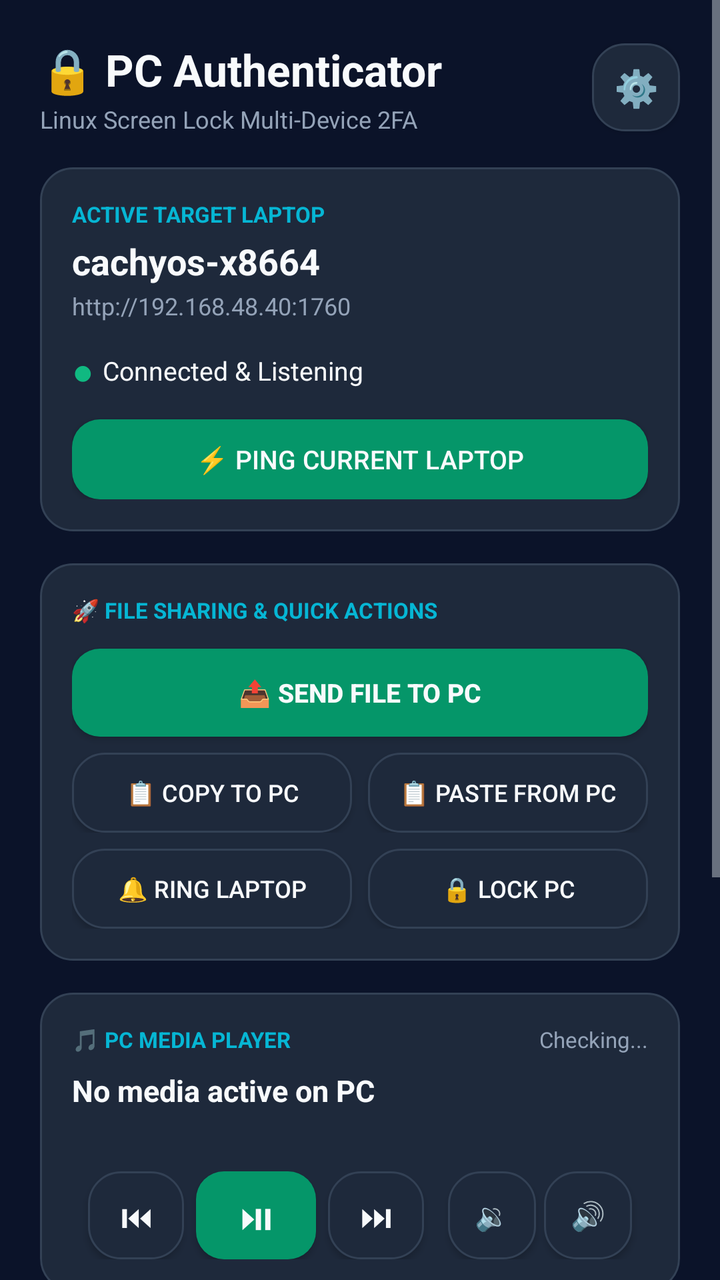
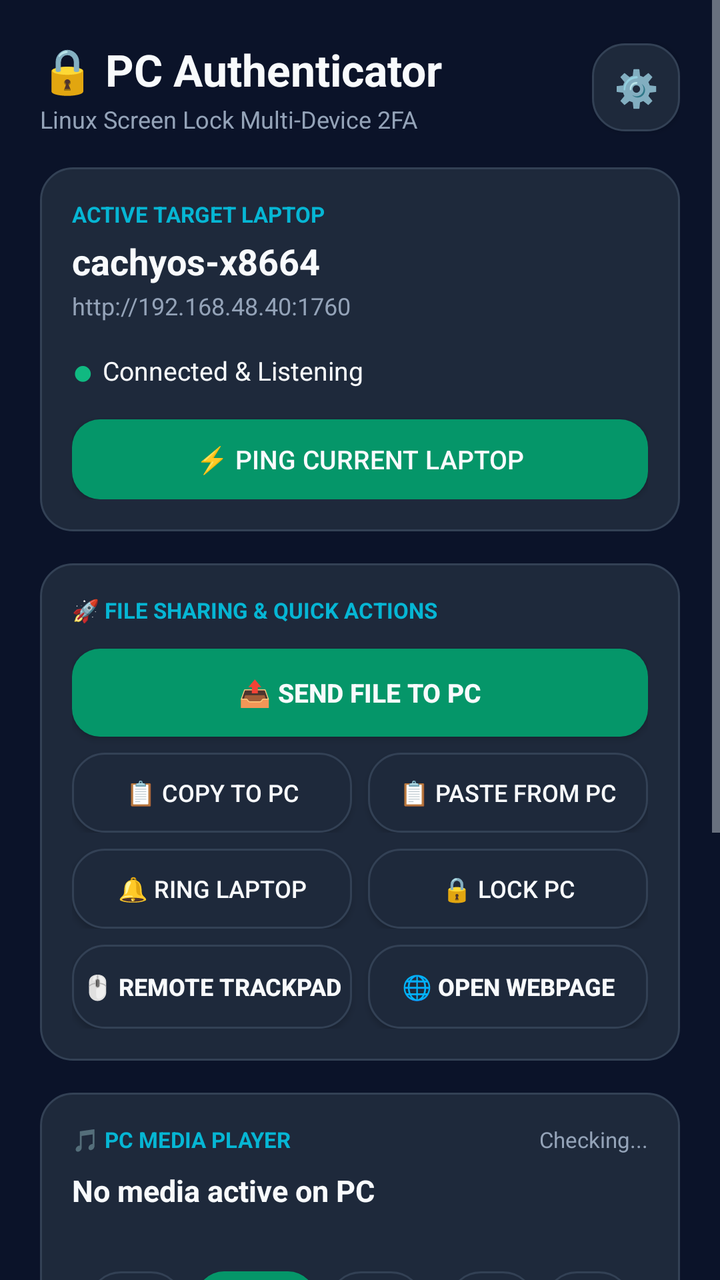

Before-and-after screenshots of an Android layout around one commit, followed by the original layout XML and the change that was made.
<!-- AndroidManifest.xml: application theme AppTheme -->
<!-- res/layout/activity_main.xml -->
<?xml version="1.0" encoding="utf-8"?>
<ScrollView xmlns:android="http://schemas.android.com/apk/res/android"
    android:layout_width="match_parent"
    android:layout_height="match_parent"
    android:background="@color/bg_dark"
    android:fillViewport="true">

    <LinearLayout
        android:layout_width="match_parent"
        android:layout_height="wrap_content"
        android:orientation="vertical"
        android:padding="20dp">

        
        <LinearLayout
            android:layout_width="match_parent"
            android:layout_height="wrap_content"
            android:orientation="horizontal"
            android:gravity="center_vertical"
            android:layout_marginBottom="16dp">

            <LinearLayout
                android:layout_width="0dp"
                android:layout_height="wrap_content"
                android:layout_weight="1"
                android:orientation="vertical">

                <TextView
                    android:layout_width="wrap_content"
                    android:layout_height="wrap_content"
                    android:text="🔒 PC Authenticator"
                    android:textSize="22sp"
                    android:textStyle="bold"
                    android:textColor="@color/text_white" />

                <TextView
                    android:layout_width="wrap_content"
                    android:layout_height="wrap_content"
                    android:text="Linux Screen Lock Multi-Device 2FA"
                    android:textSize="12sp"
                    android:textColor="@color/text_muted"
                    android:layout_marginTop="2dp" />
            </LinearLayout>

            <Button
                android:id="@+id/btn_settings"
                android:layout_width="44dp"
                android:layout_height="44dp"
                android:text="⚙️"
                android:textSize="18sp"
                android:textColor="@color/text_white"
                android:background="@drawable/card_bg" />
        </LinearLayout>

        
        <LinearLayout
            android:layout_width="match_parent"
            android:layout_height="wrap_content"
            android:orientation="vertical"
            android:background="@drawable/card_bg"
            android:padding="16dp"
            android:layout_marginBottom="16dp">

            <TextView
                android:layout_width="wrap_content"
                android:layout_height="wrap_content"
                android:text="ACTIVE TARGET LAPTOP"
                android:textSize="11sp"
                android:textStyle="bold"
                android:textColor="@color/accent_cyan" />

            <TextView
                android:id="@+id/tv_hostname"
                android:layout_width="wrap_content"
                android:layout_height="wrap_content"
                android:text="cachyos-x8664"
                android:textSize="18sp"
                android:textStyle="bold"
                android:textColor="@color/text_white"
                android:layout_marginTop="4dp" />

            <TextView
                android:id="@+id/tv_active_ip"
                android:layout_width="wrap_content"
                android:layout_height="wrap_content"
                android:text="http://192.168.48.40:1760"
                android:textSize="12sp"
                android:textColor="@color/text_muted"
                android:layout_marginTop="2dp" />

            <LinearLayout
                android:layout_width="match_parent"
                android:layout_height="wrap_content"
                android:orientation="horizontal"
                android:gravity="center_vertical"
                android:layout_marginTop="12dp">

                <TextView
                    android:id="@+id/tv_status_dot"
                    android:layout_width="wrap_content"
                    android:layout_height="wrap_content"
                    android:text="● "
                    android:textSize="18sp"
                    android:textColor="@color/status_green" />

                <TextView
                    android:id="@+id/tv_status_text"
                    android:layout_width="wrap_content"
                    android:layout_height="wrap_content"
                    android:text="Connected &amp; Listening"
                    android:textSize="13sp"
                    android:textColor="@color/text_white" />
            </LinearLayout>

            <Button
                android:id="@+id/btn_test_connection"
                android:layout_width="match_parent"
                android:layout_height="40dp"
                android:text="⚡ Ping Current Laptop"
                android:textSize="13sp"
                android:textColor="@color/text_white"
                android:background="@drawable/btn_approve"
                android:layout_marginTop="12dp" />
        </LinearLayout>

        
        <LinearLayout
            android:id="@+id/layout_challenge"
            android:layout_width="match_parent"
            android:layout_height="wrap_content"
            android:orientation="vertical"
            android:background="@drawable/card_bg"
            android:padding="20dp"
            android:layout_marginBottom="16dp"
            android:visibility="gone">

            <TextView
                android:layout_width="wrap_content"
                android:layout_height="wrap_content"
                android:text="⚠️ UNLOCK CHALLENGE ACTIVE"
                android:textSize="13sp"
                android:textStyle="bold"
                android:textColor="@color/accent_cyan" />

            <TextView
                android:id="@+id/tv_challenge_message"
                android:layout_width="wrap_content"
                android:layout_height="wrap_content"
                android:text="Login requested on your laptop. Approve to unlock."
                android:textSize="16sp"
                android:textColor="@color/text_white"
                android:layout_marginTop="8dp" />

            <TextView
                android:id="@+id/tv_timer"
                android:layout_width="wrap_content"
                android:layout_height="wrap_content"
                android:text="Expires in: 35s"
                android:textSize="14sp"
                android:textColor="@color/text_muted"
                android:layout_marginTop="6dp" />

            <Button
                android:id="@+id/btn_approve_challenge"
                android:layout_width="match_parent"
                android:layout_height="54dp"
                android:text="👆 APPROVE WITH FINGERPRINT"
                android:textSize="15sp"
                android:textStyle="bold"
                android:textColor="@color/text_white"
                android:background="@drawable/btn_approve"
                android:layout_marginTop="16dp" />

            <Button
                android:id="@+id/btn_deny_challenge"
                android:layout_width="match_parent"
                android:layout_height="44dp"
                android:text="❌ DENY"
                android:textSize="14sp"
                android:textColor="@color/text_white"
                android:background="@drawable/btn_deny"
                android:layout_marginTop="10dp" />
        </LinearLayout>

        
        <LinearLayout
            android:layout_width="match_parent"
            android:layout_height="wrap_content"
            android:orientation="vertical"
            android:background="@drawable/card_bg"
            android:padding="16dp"
            android:layout_marginBottom="16dp">

            <TextView
                android:layout_width="wrap_content"
                android:layout_height="wrap_content"
                android:text="🚀 FILE SHARING &amp; QUICK ACTIONS"
                android:textSize="11sp"
                android:textStyle="bold"
                android:textColor="@color/accent_cyan" />

            <Button
                android:id="@+id/btn_send_file_to_pc"
                android:layout_width="match_parent"
                android:layout_height="44dp"
                android:text="📤 Send File to PC"
                android:textSize="13sp"
                android:textStyle="bold"
                android:textColor="@color/text_white"
                android:background="@drawable/btn_approve"
                android:layout_marginTop="12dp" />

            <LinearLayout
                android:layout_width="match_parent"
                android:layout_height="wrap_content"
                android:orientation="horizontal"
                android:layout_marginTop="8dp">

                <Button
                    android:id="@+id/btn_send_clip_to_pc"
                    android:layout_width="0dp"
                    android:layout_height="40dp"
                    android:layout_weight="1"
                    android:text="📋 Copy to PC"
                    android:textSize="12sp"
                    android:textColor="@color/text_white"
                    android:background="@drawable/card_bg"
                    android:layout_marginEnd="4dp" />

                <Button
                    android:id="@+id/btn_get_clip_from_pc"
                    android:layout_width="0dp"
                    android:layout_height="40dp"
                    android:layout_weight="1"
                    android:text="📋 Paste from PC"
                    android:textSize="12sp"
                    android:textColor="@color/text_white"
                    android:background="@drawable/card_bg"
                    android:layout_marginStart="4dp" />
            </LinearLayout>

            <LinearLayout
                android:layout_width="match_parent"
                android:layout_height="wrap_content"
                android:orientation="horizontal"
                android:layout_marginTop="8dp">

                <Button
                    android:id="@+id/btn_ring_pc"
                    android:layout_width="0dp"
                    android:layout_height="40dp"
                    android:layout_weight="1"
                    android:text="🔔 Ring Laptop"
                    android:textSize="12sp"
                    android:textColor="@color/text_white"
                    android:background="@drawable/card_bg"
                    android:layout_marginEnd="4dp" />

                <Button
                    android:id="@+id/btn_lock_pc"
                    android:layout_width="0dp"
                    android:layout_height="40dp"
                    android:layout_weight="1"
                    android:text="🔒 Lock PC"
                    android:textSize="12sp"
                    android:textColor="@color/text_white"
                    android:background="@drawable/card_bg"
                    android:layout_marginStart="4dp" />
            </LinearLayout>
        </LinearLayout>

        
        <LinearLayout
            android:id="@+id/layout_media"
            android:layout_width="match_parent"
            android:layout_height="wrap_content"
            android:orientation="vertical"
            android:background="@drawable/card_bg"
            android:padding="16dp"
            android:layout_marginBottom="16dp">

            <LinearLayout
                android:layout_width="match_parent"
                android:layout_height="wrap_content"
                android:orientation="horizontal"
                android:gravity="center_vertical">

                <TextView
                    android:layout_width="0dp"
                    android:layout_height="wrap_content"
                    android:layout_weight="1"
                    android:text="🎵 PC MEDIA PLAYER"
                    android:textSize="11sp"
                    android:textStyle="bold"
                    android:textColor="@color/accent_cyan" />

                <TextView
                    android:id="@+id/tv_media_status"
                    android:layout_width="wrap_content"
                    android:layout_height="wrap_content"
                    android:text="Checking..."
                    android:textSize="11sp"
                    android:textColor="@color/text_muted" />
            </LinearLayout>

            <TextView
                android:id="@+id/tv_media_title"
                android:layout_width="wrap_content"
                android:layout_height="wrap_content"
                android:text="No media active on PC"
                android:textSize="15sp"
                android:textStyle="bold"
                android:textColor="@color/text_white"
                android:singleLine="true"
                android:ellipsize="end"
                android:layout_marginTop="8dp" />

            <TextView
                android:id="@+id/tv_media_artist"
                android:layout_width="wrap_content"
                android:layout_height="wrap_content"
                android:text=""
                android:textSize="12sp"
                android:textColor="@color/text_muted"
                android:singleLine="true"
                android:ellipsize="end"
                android:layout_marginTop="2dp" />

            
            <LinearLayout
                android:layout_width="match_parent"
                android:layout_height="wrap_content"
                android:orientation="horizontal"
                android:gravity="center"
                android:layout_marginTop="12dp">

                <Button
                    android:id="@+id/btn_media_prev"
                    android:layout_width="48dp"
                    android:layout_height="44dp"
                    android:text="⏮"
                    android:textSize="16sp"
                    android:textColor="@color/text_white"
                    android:background="@drawable/card_bg"
                    android:layout_marginEnd="6dp" />

                <Button
                    android:id="@+id/btn_media_play_pause"
                    android:layout_width="60dp"
                    android:layout_height="44dp"
                    android:text="⏯"
                    android:textSize="18sp"
                    android:textColor="@color/text_white"
                    android:background="@drawable/btn_approve"
                    android:layout_marginEnd="6dp" />

                <Button
                    android:id="@+id/btn_media_next"
                    android:layout_width="48dp"
                    android:layout_height="44dp"
                    android:text="⏭"
                    android:textSize="16sp"
                    android:textColor="@color/text_white"
                    android:background="@drawable/card_bg"
                    android:layout_marginEnd="12dp" />

                <Button
                    android:id="@+id/btn_media_voldown"
                    android:layout_width="44dp"
                    android:layout_height="44dp"
                    android:text="🔉"
                    android:textSize="14sp"
                    android:textColor="@color/text_white"
                    android:background="@drawable/card_bg"
                    android:layout_marginEnd="4dp" />

                <Button
                    android:id="@+id/btn_media_volup"
                    android:layout_width="44dp"
                    android:layout_height="44dp"
                    android:text="🔊"
                    android:textSize="14sp"
                    android:textColor="@color/text_white"
                    android:background="@drawable/card_bg" />
            </LinearLayout>
        </LinearLayout>

        
        <LinearLayout
            android:layout_width="match_parent"
            android:layout_height="wrap_content"
            android:orientation="vertical"
            android:layout_marginBottom="16dp">

            <LinearLayout
                android:layout_width="match_parent"
                android:layout_height="wrap_content"
                android:orientation="horizontal"
                android:gravity="center_vertical"
                android:layout_marginBottom="10dp">

                <TextView
                    android:layout_width="0dp"
                    android:layout_height="wrap_content"
                    android:layout_weight="1"
                    android:text="PAIRED LAPTOPS &amp; PCS"
                    android:textSize="12sp"
                    android:textStyle="bold"
                    android:textColor="@color/accent_cyan" />

                <TextView
                    android:id="@+id/tv_device_count"
                    android:layout_width="wrap_content"
                    android:layout_height="wrap_content"
                    android:text="1 Saved"
                    android:textSize="11sp"
                    android:textColor="@color/text_muted" />
            </LinearLayout>

            
            <LinearLayout
                android:layout_width="match_parent"
                android:layout_height="wrap_content"
                android:orientation="horizontal"
                android:layout_marginBottom="12dp">

                <Button
                    android:id="@+id/btn_scan_network"
                    android:layout_width="0dp"
                    android:layout_height="40dp"
                    android:layout_weight="1"
                    android:text="🔍 Auto-Scan Wi-Fi"
                    android:textSize="12sp"
                    android:textColor="@color/text_white"
                    android:background="@drawable/card_bg"
                    android:layout_marginEnd="6dp" />

                <Button
                    android:id="@+id/btn_add_manual"
                    android:layout_width="0dp"
                    android:layout_height="40dp"
                    android:layout_weight="1"
                    android:text="➕ Add PC Manually"
                    android:textSize="12sp"
                    android:textColor="@color/text_white"
                    android:background="@drawable/card_bg"
                    android:layout_marginStart="6dp" />
            </LinearLayout>

            
            <TextView
                android:id="@+id/tv_scan_status"
                android:layout_width="match_parent"
                android:layout_height="wrap_content"
                android:text="Scanning local network for laptops..."
                android:textColor="@color/accent_cyan"
                android:textSize="12sp"
                android:gravity="center"
                android:padding="8dp"
                android:visibility="gone" />

            
            <LinearLayout
                android:id="@+id/container_devices"
                android:layout_width="match_parent"
                android:layout_height="wrap_content"
                android:orientation="vertical" />

        </LinearLayout>

        
        <LinearLayout
            android:id="@+id/layout_idle"
            android:layout_width="match_parent"
            android:layout_height="wrap_content"
            android:orientation="vertical"
            android:background="@drawable/card_bg"
            android:gravity="center"
            android:padding="20dp">

            <TextView
                android:layout_width="wrap_content"
                android:layout_height="wrap_content"
                android:text="🛡️"
                android:textSize="32sp" />

            <TextView
                android:layout_width="wrap_content"
                android:layout_height="wrap_content"
                android:text="Ready to Authenticate"
                android:textSize="15sp"
                android:textStyle="bold"
                android:textColor="@color/text_white"
                android:layout_marginTop="6dp" />

            <TextView
                android:layout_width="wrap_content"
                android:layout_height="wrap_content"
                android:text="Tap 'Select' on any laptop above to switch which PC to approve. When screen locks, an approval prompt appears instantly."
                android:textSize="12sp"
                android:textColor="@color/text_muted"
                android:gravity="center"
                android:layout_marginTop="4dp" />
        </LinearLayout>

    </LinearLayout>
</ScrollView>
<!-- resources referenced by this layout -->
<resources>
  <color name="accent_cyan">#06b6d4</color>
  <color name="bg_dark">#0b1329</color>
  <color name="status_green">#10b981</color>
  <color name="text_muted">#94a3b8</color>
  <color name="text_white">#f8fafc</color>
  <!-- drawable btn_approve (drawable) -->
  <?xml version="1.0" encoding="utf-8"?>
  <shape xmlns:android="http://schemas.android.com/apk/res/android"
      android:shape="rectangle">
      <solid android:color="@color/btn_approve" />
      <corners android:radius="14dp" />
  </shape>
  <!-- drawable btn_deny (drawable) -->
  <?xml version="1.0" encoding="utf-8"?>
  <shape xmlns:android="http://schemas.android.com/apk/res/android"
      android:shape="rectangle">
      <solid android:color="@color/btn_deny" />
      <corners android:radius="14dp" />
  </shape>
  <!-- drawable card_bg (drawable) -->
  <?xml version="1.0" encoding="utf-8"?>
  <shape xmlns:android="http://schemas.android.com/apk/res/android"
      android:shape="rectangle">
      <solid android:color="@color/card_bg" />
      <corners android:radius="16dp" />
      <stroke android:width="1dp" android:color="@color/card_border" />
  </shape>
  <style name="AppTheme" parent="@android:style/Theme.DeviceDefault.NoActionBar">
          <item name="android:windowBackground">@color/bg_dark</item>
          <item name="android:statusBarColor">@color/bg_dark</item>
          <item name="android:navigationBarColor">@color/bg_dark</item>
      </style>
  <color name="btn_approve">#059669</color>
  <color name="btn_deny">#dc2626</color>
  <color name="card_bg">#1e293b</color>
  <color name="card_border">#334155</color>
</resources>

<!-- the commit's change to res/layout/activity_main.xml (unified diff, before → after) -->
@@ -267,6 +267,37 @@
                     android:background="@drawable/card_bg"
                     android:layout_marginStart="4dp" />
             </LinearLayout>
+
+            <LinearLayout
+                android:layout_width="match_parent"
+                android:layout_height="wrap_content"
+                android:orientation="horizontal"
+                android:layout_marginTop="8dp">
+
+                <Button
+                    android:id="@+id/btn_remote_trackpad"
+                    android:layout_width="0dp"
+                    android:layout_height="42dp"
+                    android:layout_weight="1"
+                    android:text="🖱️ Remote Trackpad"
+                    android:textSize="12sp"
+                    android:textStyle="bold"
+                    android:textColor="@color/text_white"
+                    android:background="@drawable/card_bg"
+                    android:layout_marginEnd="4dp" />
+
+                <Button
+                    android:id="@+id/btn_open_webpage"
+                    android:layout_width="0dp"
+                    android:layout_height="42dp"
+                    android:layout_weight="1"
+                    android:text="🌐 Open Webpage"
+                    android:textSize="12sp"
+                    android:textStyle="bold"
+                    android:textColor="@color/text_white"
+                    android:background="@drawable/card_bg"
+                    android:layout_marginStart="4dp" />
+            </LinearLayout>
         </LinearLayout>
 
         
